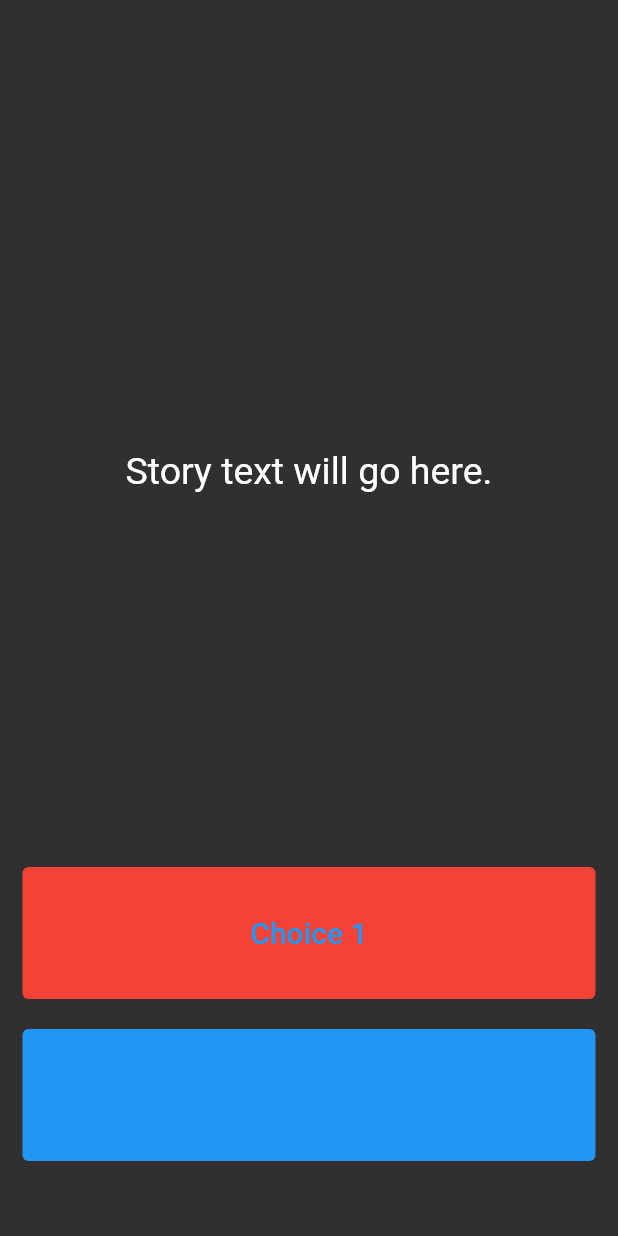
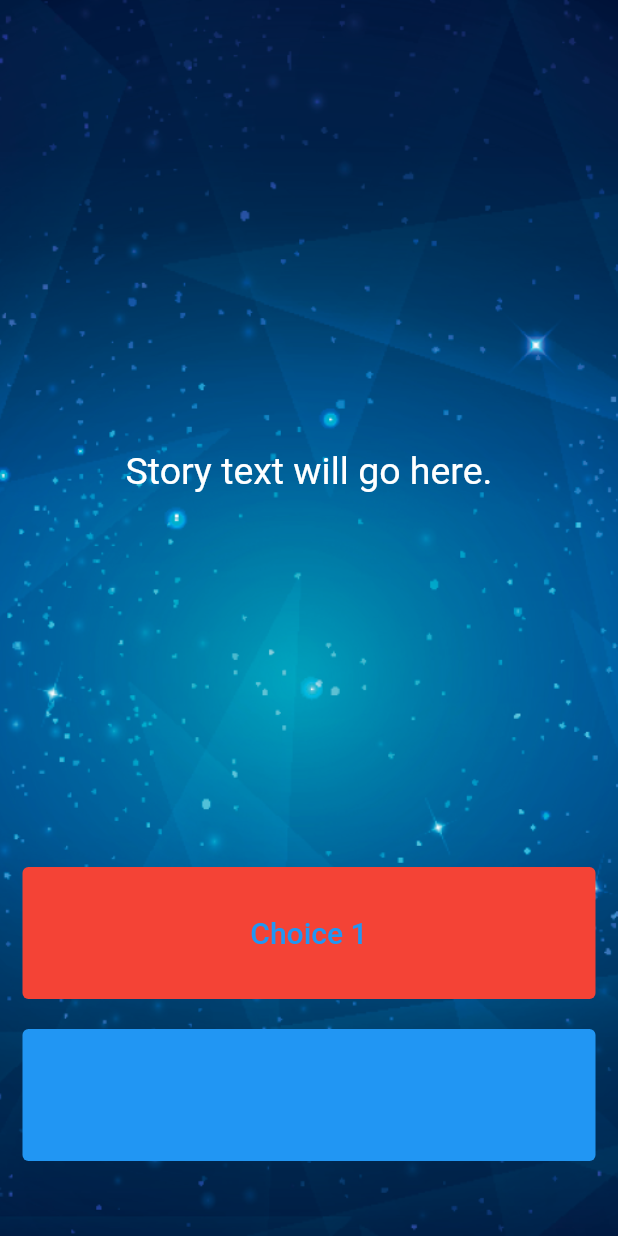
Before and after one commit to robence/flutter_destini, a Flutter app: the screen it shows after launch, on a phone screen of 412 x 824 dp. Run offline on Flutter 3.47's test engine with Material 2 defaults, Android fonts, the phone set to English and light mode, and no system bars.

```diff
--- a/lib/main.dart
+++ b/lib/main.dart
@@ -27,7 +27,12 @@ class _StoryPageState extends State<StoryPage> {
   Widget build(BuildContext context) {
     return Scaffold(
       body: Container(
-        //TODO: Step 1 - Add background.png to this Container as a background image.
+        decoration: const BoxDecoration(
+          image: DecorationImage(
+            image: AssetImage('images/background.png'),
+            fit: BoxFit.cover,
+          ),
+        ),
         padding: const EdgeInsets.symmetric(vertical: 50.0, horizontal: 15.0),
         constraints: const BoxConstraints.expand(),
         child: SafeArea(
```
